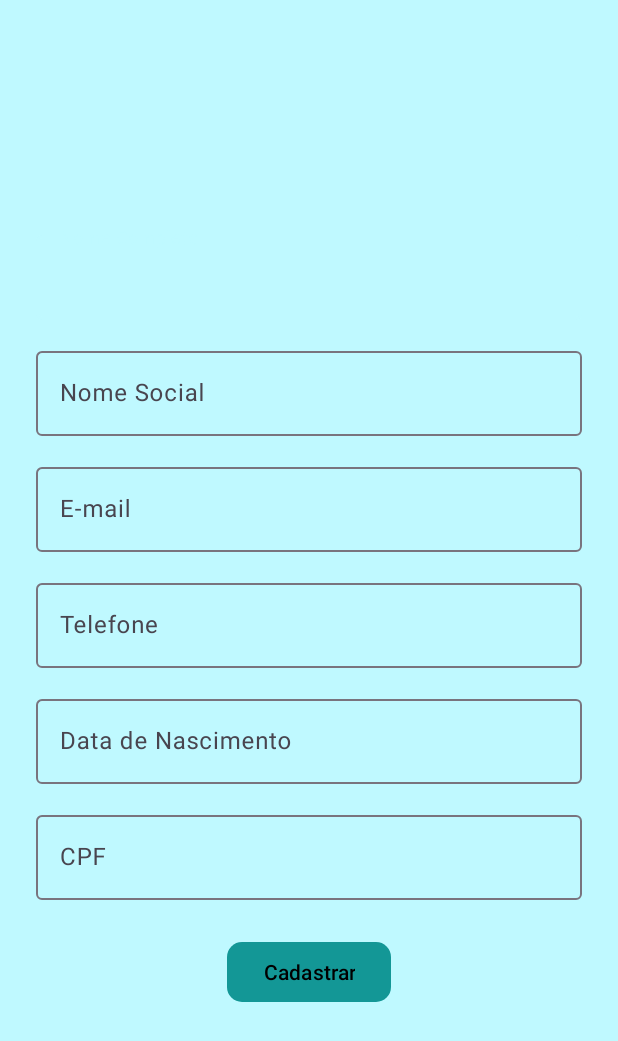
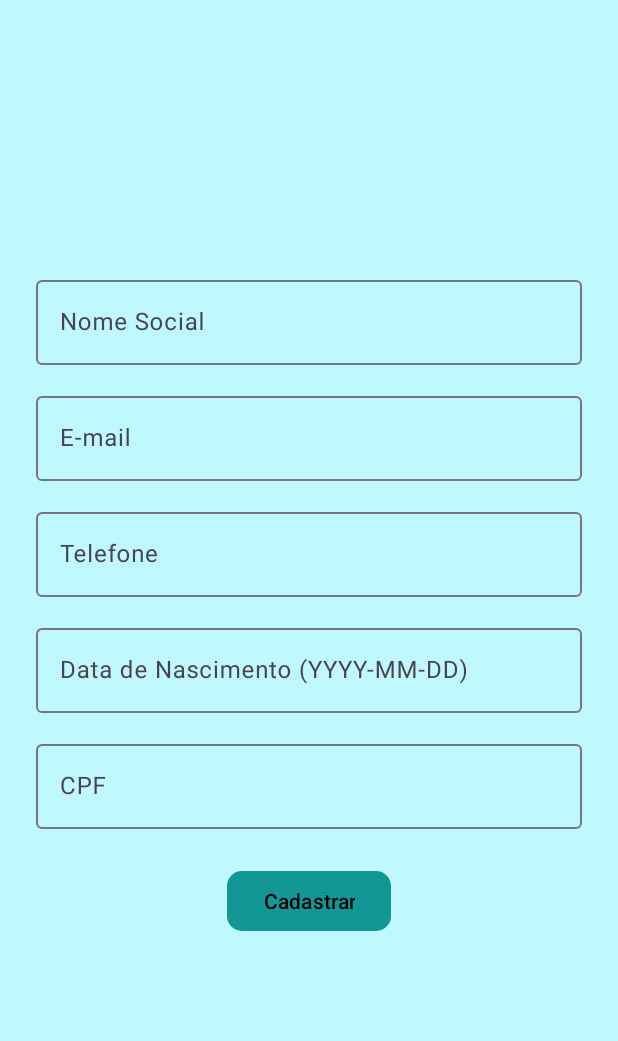
Before and after one commit to nicolasreisdev/Sugestao-de-curso-INF311, an Android app: the Register screen opened directly, with no data from a screen before it, on a phone screen of 412 x 824 dp. Shown: the top 1041 px of the screen. Run offline under Robolectric (Android 15) with nearby library versions, the phone set to English and light mode, and no system bars; libraries missing offline, so code that uses them is left out: com.redmadrobot.inputmask.

Commit message:
formatação dos campos de data e cpf

```diff
--- a/app/build.gradle.kts
+++ b/app/build.gradle.kts
@@ -44,4 +44,5 @@ dependencies {
     testImplementation(libs.junit)
     androidTestImplementation(libs.ext.junit)
     androidTestImplementation(libs.espresso.core)
+    implementation("com.redmadrobot:input-mask-android:6.1.0")
 }
--- a/app/src/main/res/layout/activity_register.xml
+++ b/app/src/main/res/layout/activity_register.xml
@@ -1,8 +1,13 @@
 <?xml version="1.0" encoding="utf-8"?>
+<ScrollView xmlns:android="http://schemas.android.com/apk/res/android"
+    android:layout_width="match_parent"
+    android:background="@color/primary"
+    android:layout_height="match_parent">
     <LinearLayout
+        android:layout_marginTop="80dp"
         xmlns:android="http://schemas.android.com/apk/res/android"
         android:layout_width="match_parent"
-    android:layout_height="match_parent"
+        android:layout_height="wrap_content"
         xmlns:app="http://schemas.android.com/apk/res-auto"
         android:orientation="vertical"
         android:gravity="center"
@@ -80,12 +85,13 @@
             android:layout_width="match_parent"
             android:layout_marginTop="15dp"
             android:layout_height="wrap_content">
+
             <com.google.android.material.textfield.TextInputEditText
                 android:id="@+id/CPF"
                 android:layout_width="match_parent"
                 android:layout_height="wrap_content"
                 android:hint="@string/CPF"
-            android:inputType="number"/>
+                android:inputType="number" />
         </com.google.android.material.textfield.TextInputLayout>
 
 
@@ -103,3 +109,4 @@
 
 
     </LinearLayout>
+</ScrollView>
--- a/app/src/main/res/values/strings.xml
+++ b/app/src/main/res/values/strings.xml
@@ -9,7 +9,7 @@
     <string name="NomeCompleto">Nome Completo</string>
     <string name="Telefone">Telefone</string>
     <string name="Email">E-mail</string>
-    <string name="DataN">Data de Nascimento</string>
+    <string name="DataN">Data de Nascimento (YYYY-MM-DD)</string>
     <string name="ExplicaInfos">Preencha as seguintes informações em relação a suas notas para realizarmos sua predição</string>
     <string name="NotaMat">Matemática</string>
     <string name="NotaPort">Português</string>
--- a/gradle/libs.versions.toml
+++ b/gradle/libs.versions.toml
@@ -4,6 +4,7 @@ junit = "4.13.2"
 junitVersion = "1.2.1"
 espressoCore = "3.6.1"
 appcompat = "1.7.0"
+maskEdittext = "1.0.5"
 material = "1.12.0"
 activity = "1.10.1"
 constraintlayout = "2.2.1"
@@ -13,6 +14,7 @@ junit = { group = "junit", name = "junit", version.ref = "junit" }
 ext-junit = { group = "androidx.test.ext", name = "junit", version.ref = "junitVersion" }
 espresso-core = { group = "androidx.test.espresso", name = "espresso-core", version.ref = "espressoCore" }
 appcompat = { group = "androidx.appcompat", name = "appcompat", version.ref = "appcompat" }
+mask-edittext = { module = "com.github.santalu:mask-edittext", version.ref = "maskEdittext" }
 material = { group = "com.google.android.material", name = "material", version.ref = "material" }
 activity = { group = "androidx.activity", name = "activity", version.ref = "activity" }
 constraintlayout = { group = "androidx.constraintlayout", name = "constraintlayout", version.ref = "constraintlayout" }
--- a/settings.gradle.kts
+++ b/settings.gradle.kts
@@ -9,6 +9,7 @@ pluginManagement {
         }
         mavenCentral()
         gradlePluginPortal()
+        maven (url = "https://jitpack.io")
     }
 }
 dependencyResolutionManagement {
@@ -16,6 +17,7 @@ dependencyResolutionManagement {
     repositories {
         google()
         mavenCentral()
+        maven (url ="https://jitpack.io" )
     }
 }
 
```
Also changed, not shown: app/src/main/java/com/grupo8/sugestordecurso/ui/register/Register.java (+103 -1 lines), build.gradle.kts (line endings or trailing spaces). Lines whose indentation alone changed are shown as unchanged.
